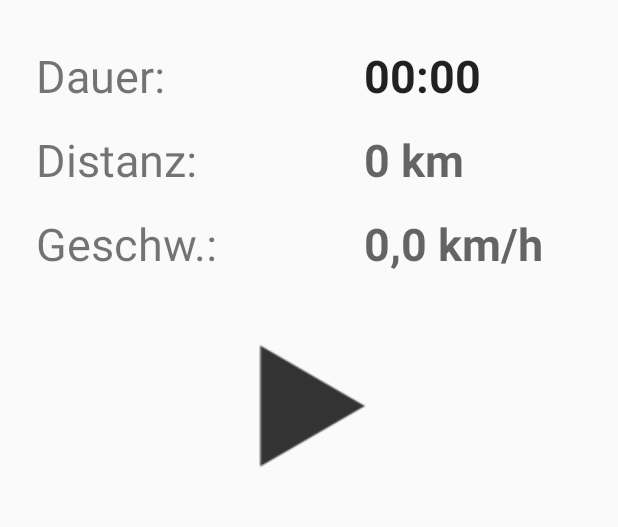
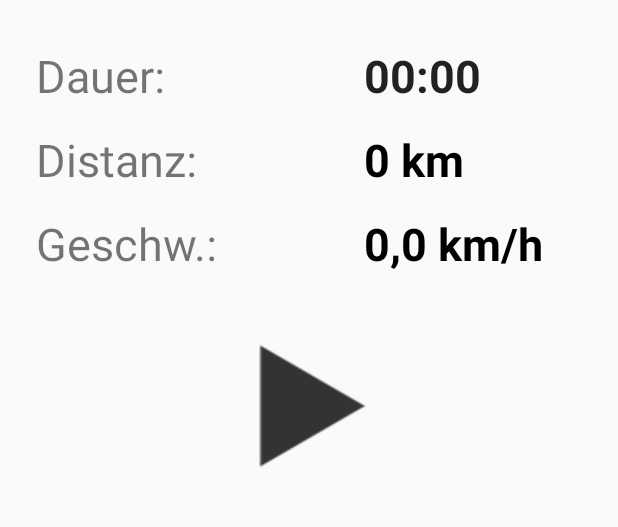
Before and after one commit to alexalias/CC_a3_beta, an Android app: the screen it shows after launch (MainActivity), on a phone screen of 412 x 824 dp, the part 261-788 px from its top. Run offline under Robolectric (Android 15) with nearby library versions, the phone set to English and light mode, and no system bars; our stand-ins replace Volley; network calls fail; 2 statements that could not run were skipped.

Commit message:
TextFarbe dauerhaft auf schwarz gesetzt.

```diff
--- a/app/src/main/res/layout/activity_main.xml
+++ b/app/src/main/res/layout/activity_main.xml
@@ -76,7 +76,7 @@
         android:textStyle="bold"
         android:textSize="30dp"
         android:id="@+id/streckeAnzeige"
-        android:hint="0 km"
+        android:text="0 km"
         android:textColor="#000000"
         android:layout_below="@+id/dauerAnzeige"
         android:layout_alignLeft="@+id/dauerAnzeige"
@@ -105,7 +105,7 @@
         android:id="@+id/speedAnzeige"
         android:layout_width="wrap_content"
         android:layout_height="wrap_content"
-        android:hint="0,0 km/h"
+        android:text="0,0 km/h"
         android:textSize="30dp"
         android:textStyle="bold"
         android:layout_alignTop="@+id/debugEditTex"
```
